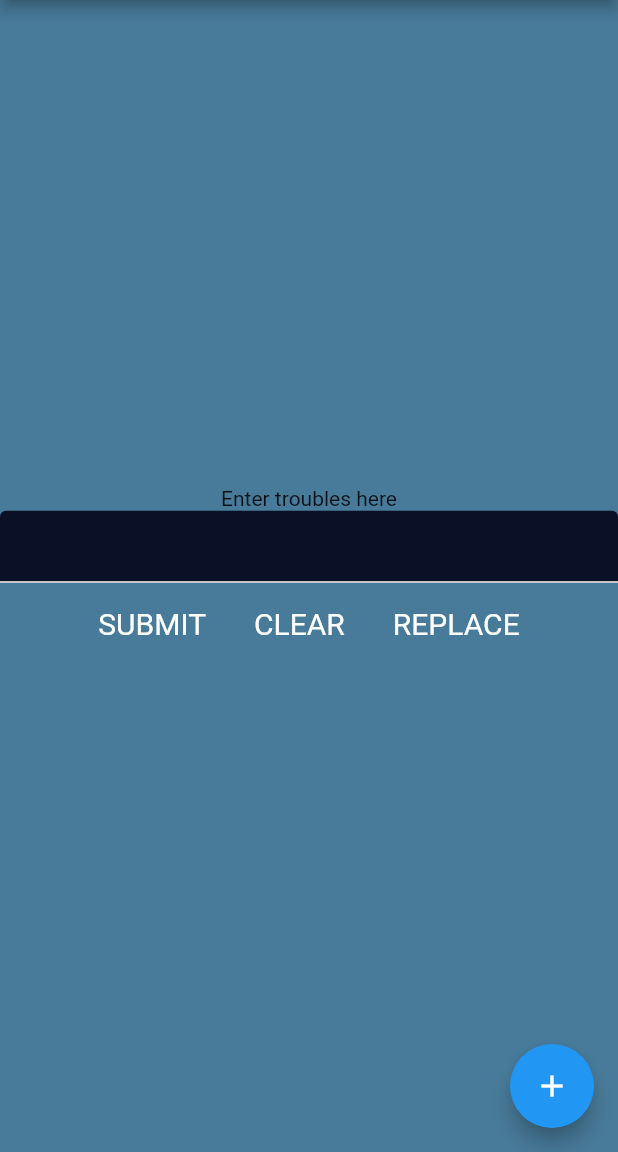
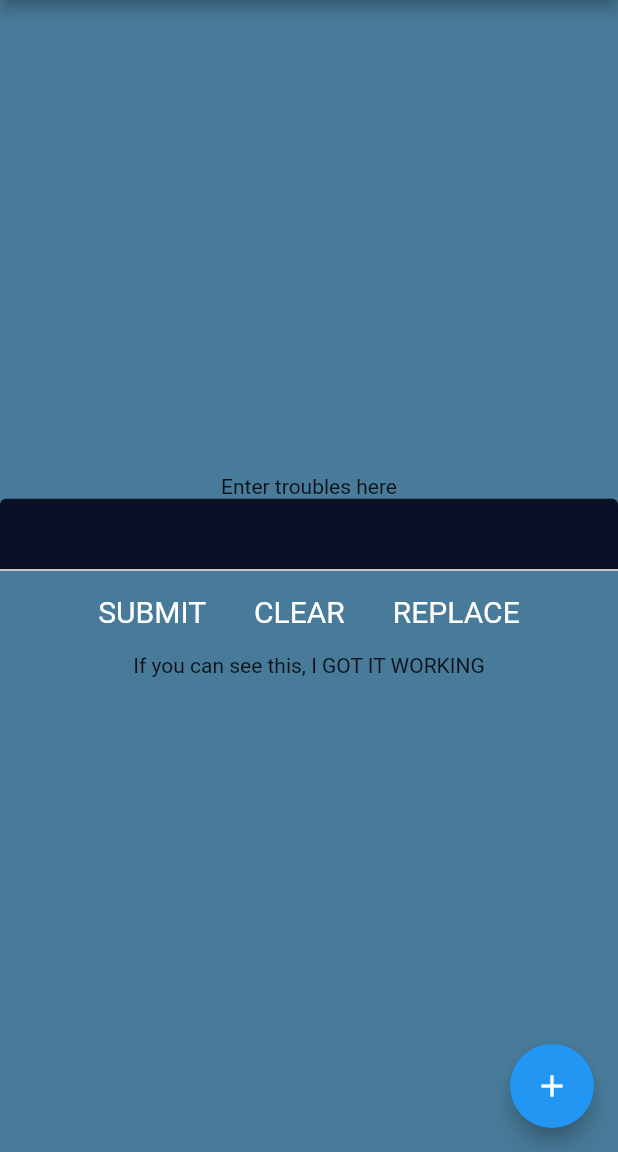
Before and after one commit to TestyBacon/cac_2021_project, a Flutter app: the screen it shows after launch, on a phone screen of 412 x 824 dp, the part 84-1236 px from its top. Run offline on Flutter 3.47's test engine with Material 2 defaults, Android fonts, the phone set to English and light mode, and no system bars.

Commit message:
I GOT IT WORKING

```diff
--- a/lib/main.dart
+++ b/lib/main.dart
@@ -175,7 +175,10 @@ class _MyHomePageState extends State<MyHomePage> {
                   textStyle: const TextStyle(fontSize: 20),
                 ),
               ),
-            ])
+            ]),
+            const Text(
+              "If you can see this, I GOT IT WORKING",
+            )
           ],
         ),
       ),
```
